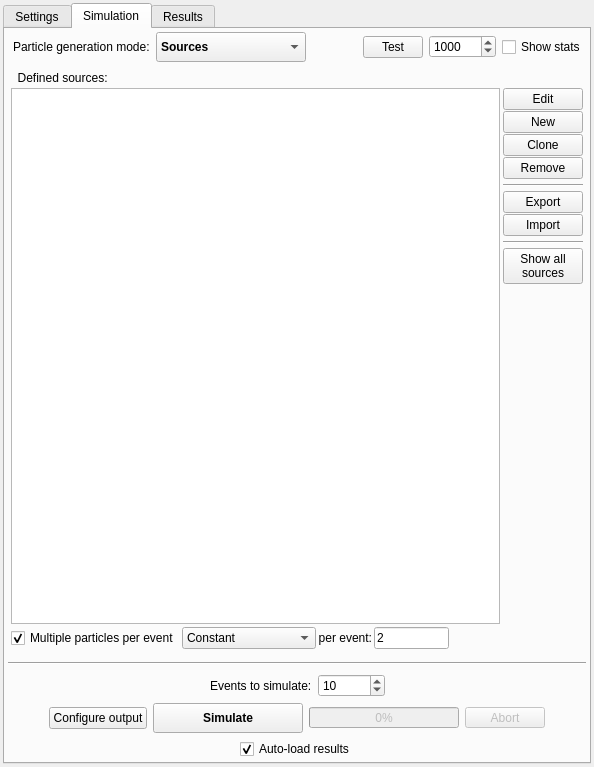
Old version of the form ants3bundle/src/ants3/gui/particleSim/aparticlesimwin.ui in the repository andrmor/ANTS3bundle.
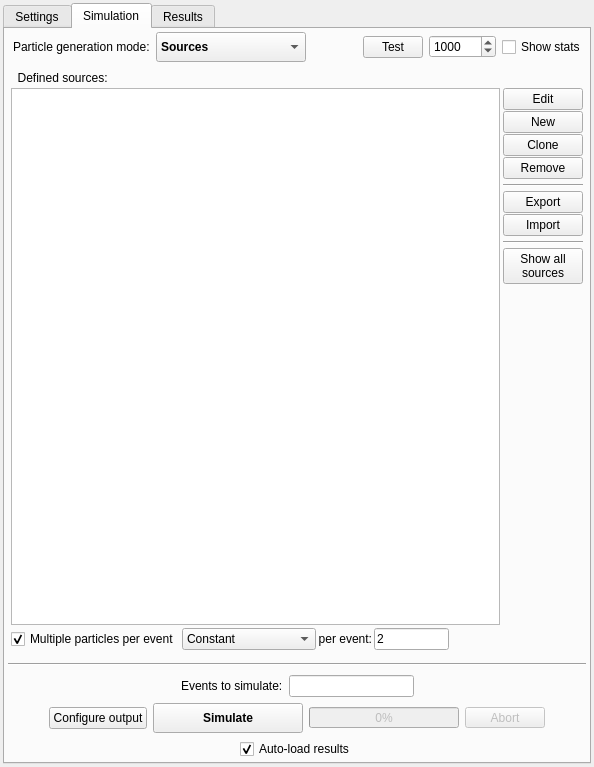
New version of the form. Icons and pictures are not drawn.

Commit message: particle sim: events: int to double

Diff of the .ui file:
```diff
--- a/ants3bundle/src/ants3/gui/particleSim/aparticlesimwin.ui
+++ b/ants3bundle/src/ants3/gui/particleSim/aparticlesimwin.ui
@@ -1138,15 +1138,12 @@
            </widget>
           </item>
           <item>
-           <widget class="QSpinBox" name="sbEvents">
-            <property name="minimum">
-             <number>1</number>
-            </property>
-            <property name="maximum">
-             <number>2147483647</number>
-            </property>
-            <property name="value">
-             <number>10</number>
+           <widget class="QLineEdit" name="ledEvents">
+            <property name="maximumSize">
+             <size>
+              <width>125</width>
+              <height>16777215</height>
+             </size>
             </property>
            </widget>
           </item>
```
Left out of the diff: 318 changed lines with no effect on the pictures. The commit also changes 4 other files.
